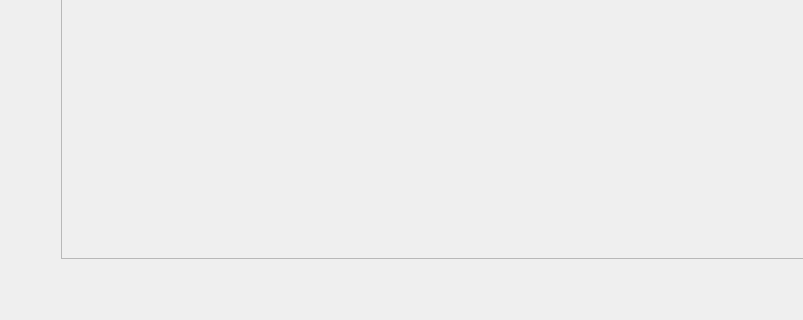
This is src/pages/stream_hunter/view/stream_hunter_pg.ui in Davi-S/Toolorant as Qt 5 draws it before an edit; both pictures show x 0 to 803 and y 290 to 610 of the 1080 by 610 pixel window. The edited form follows.
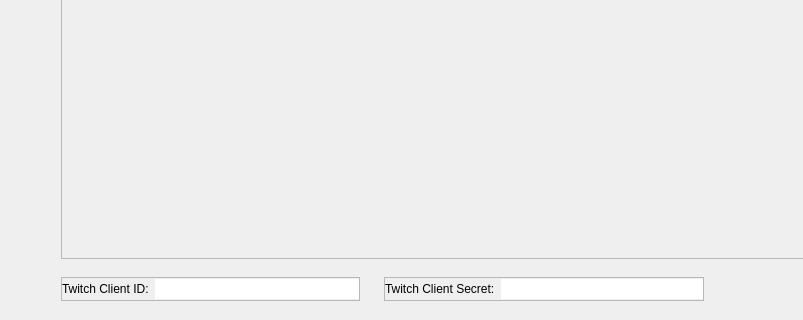
This is the edited form. Icons and pictures are not drawn. Custom widgets are drawn as their Qt base class.

Commit message: UI integration with the Twitch Auth

```diff
--- a/src/pages/stream_hunter/view/stream_hunter_pg.ui
+++ b/src/pages/stream_hunter/view/stream_hunter_pg.ui
@@ -169,6 +169,103 @@
     <bool>true</bool>
    </property>
   </widget>
+  <widget class="QFrame" name="client_id_frm">
+   <property name="geometry">
+    <rect>
+     <x>61</x>
+     <y>567</y>
+     <width>299</width>
+     <height>24</height>
+    </rect>
+   </property>
+   <property name="frameShape">
+    <enum>QFrame::StyledPanel</enum>
+   </property>
+   <property name="frameShadow">
+    <enum>QFrame::Raised</enum>
+   </property>
+   <layout class="QHBoxLayout" name="horizontalLayout">
+    <property name="spacing">
+     <number>6</number>
+    </property>
+    <property name="leftMargin">
+     <number>0</number>
+    </property>
+    <property name="topMargin">
+     <number>0</number>
+    </property>
+    <property name="rightMargin">
+     <number>0</number>
+    </property>
+    <property name="bottomMargin">
+     <number>0</number>
+    </property>
+    <item>
+     <widget class="QLabel" name="client_id_lbl">
+      <property name="text">
+       <string>Twitch Client ID:</string>
+      </property>
+     </widget>
+    </item>
+    <item>
+     <widget class="QLineEdit" name="client_id_ledt">
+      <property name="frame">
+       <bool>false</bool>
+      </property>
+     </widget>
+    </item>
+   </layout>
+  </widget>
+  <widget class="QFrame" name="client_secret_frm">
+   <property name="geometry">
+    <rect>
+     <x>384</x>
+     <y>567</y>
+     <width>320</width>
+     <height>24</height>
+    </rect>
+   </property>
+   <property name="frameShape">
+    <enum>QFrame::StyledPanel</enum>
+   </property>
+   <property name="frameShadow">
+    <enum>QFrame::Raised</enum>
+   </property>
+   <layout class="QHBoxLayout" name="horizontalLayout_2">
+    <property name="spacing">
+     <number>6</number>
+    </property>
+    <property name="leftMargin">
+     <number>0</number>
+    </property>
+    <property name="topMargin">
+     <number>0</number>
+    </property>
+    <property name="rightMargin">
+     <number>0</number>
+    </property>
+    <property name="bottomMargin">
+     <number>0</number>
+    </property>
+    <item>
+     <widget class="QLabel" name="client_secret_lbl">
+      <property name="text">
+       <string>Twitch Client Secret:</string>
+      </property>
+     </widget>
+    </item>
+    <item>
+     <widget class="QLineEdit" name="client_secret_ledt">
+      <property name="frame">
+       <bool>false</bool>
+      </property>
+      <property name="echoMode">
+       <enum>QLineEdit::Password</enum>
+      </property>
+     </widget>
+    </item>
+   </layout>
+  </widget>
  </widget>
  <customwidgets>
   <customwidget>
```
The commit also changes 4 other files.
